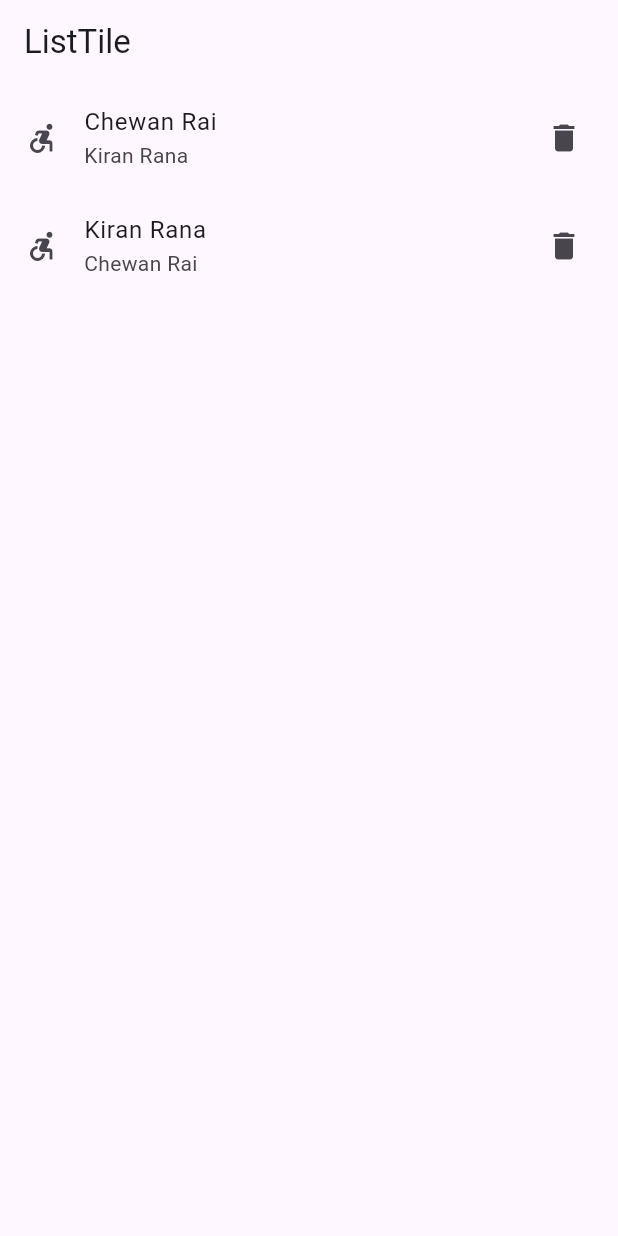
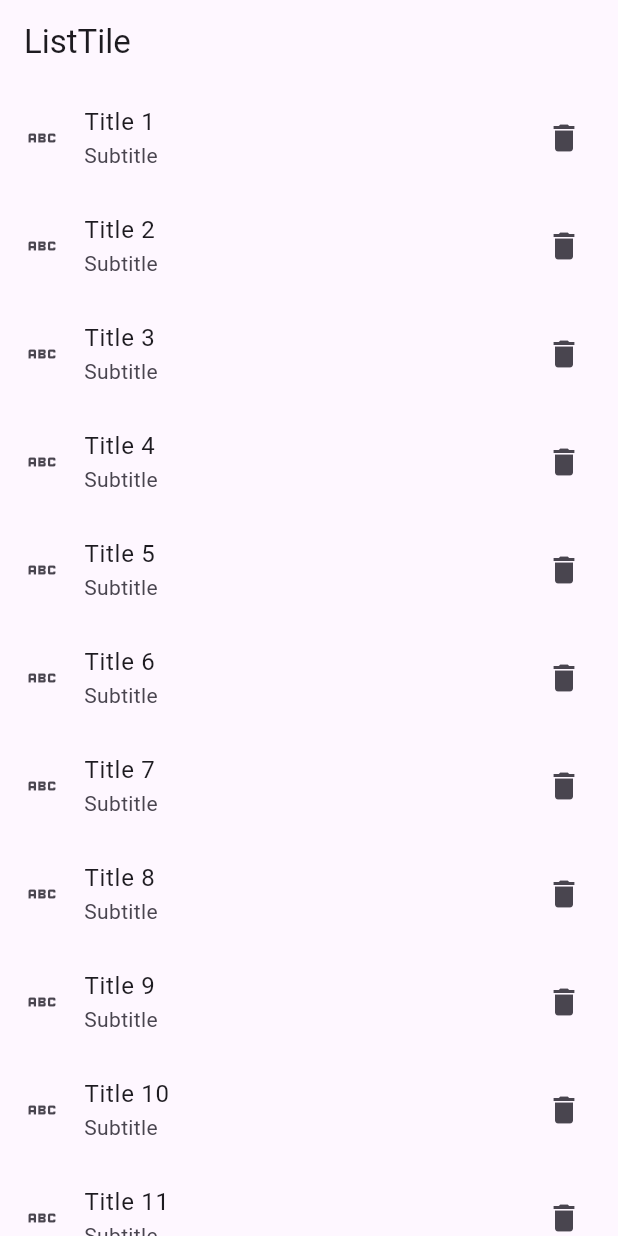
Before and after one commit to ChewanRai1/AppdevClass, a Flutter app: the screen it shows after launch, on a phone screen of 412 x 824 dp. Run offline on Flutter 3.47's test engine with Material 3 defaults, Android fonts, the phone set to English and light mode, and no system bars; missing offline and left inert: dart:ffi.

Commit message:
list tile common and list tile screen connected

```diff
--- a/lib/Screen/list_tile_screen.dart
+++ b/lib/Screen/list_tile_screen.dart
@@ -1,5 +1,6 @@
 import 'package:flutter/material.dart';
 import 'package:flutter_application_1/app/app.dart';
+import 'package:flutter_application_1/common/listtile_common.dart';
 import 'package:flutter_application_1/common/snackbar.dart';
 
 class ListTileScreen extends StatelessWidget {
@@ -11,25 +12,38 @@ class ListTileScreen extends StatelessWidget {
         appBar: AppBar(
           title: const Text('ListTile'),
         ),
-        body: Column(children: [
-          ListTile(
-            leading: const Icon(Icons.accessible_forward),
-            title: const Text('Chewan Rai'),
-            subtitle: const Text('Kiran Rana'),
-            trailing: const Icon(Icons.delete),
-            onTap: () {
-              debugPrint('ListTile tapped');
-            },
+        body: SingleChildScrollView(
+          child: Column(
+            children: [
+              for (int i = 0; i < 100; i++)
+                CommonListTile(
+                  index: i,
+                )
+            ],
           ),
-          ListTile(
-            leading: const Icon(Icons.accessible_forward),
-            title: const Text('Kiran Rana'),
-            subtitle: const Text('Chewan Rai'),
-            trailing: const Icon(Icons.delete),
-            onTap: () {
-              debugPrint('2nd ListTile tapped');
-            },
-          ),
-        ]));
+        ));
   }
 }
+
+
+
+        // body: Column(children: [
+        //   ListTile(
+        //     leading: const Icon(Icons.accessible_forward),
+        //     title: const Text('Chewan Rai'),
+        //     subtitle: const Text('Kiran Rana'),
+        //     trailing: const Icon(Icons.delete),
+        //     onTap: () {
+        //       debugPrint('ListTile tapped');
+        //     },
+        //   ),
+        //   ListTile(
+        //     leading: const Icon(Icons.accessible_forward),
+        //     title: const Text('Kiran Rana'),
+        //     subtitle: const Text('Chewan Rai'),
+        //     trailing: const Icon(Icons.delete),
+        //     onTap: () {
+        //       debugPrint('2nd ListTile tapped');
+        //     },
+        //   ),
+        // ]
--- /dev/null
+++ b/lib/common/listtile_common.dart
@@ -0,0 +1,19 @@
+import 'package:flutter/material.dart';
+
+class CommonListTile extends StatelessWidget {
+  final int index;
+  const CommonListTile({
+    required this.index,
+    super.key,
+  });
+
+  @override
+  Widget build(BuildContext context) {
+    return ListTile(
+      leading: const Icon(Icons.abc_outlined),
+      title: Text('Title ${index + 1}'),
+      subtitle: const Text('Subtitle'),
+      trailing: const Icon(Icons.delete),
+    );
+  }
+}
```
